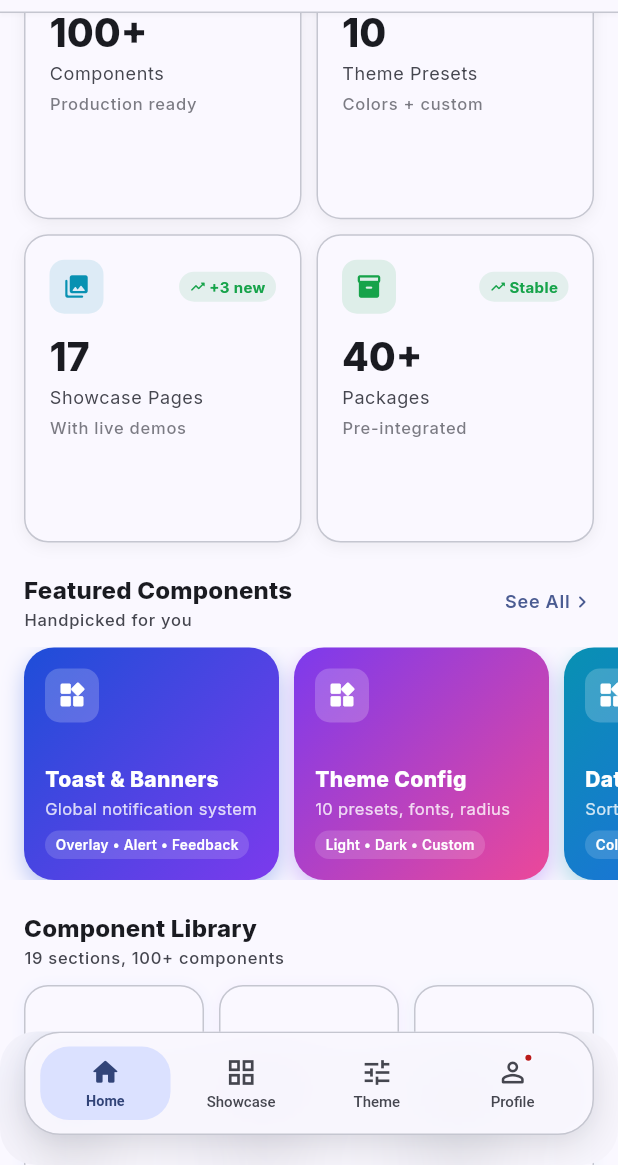
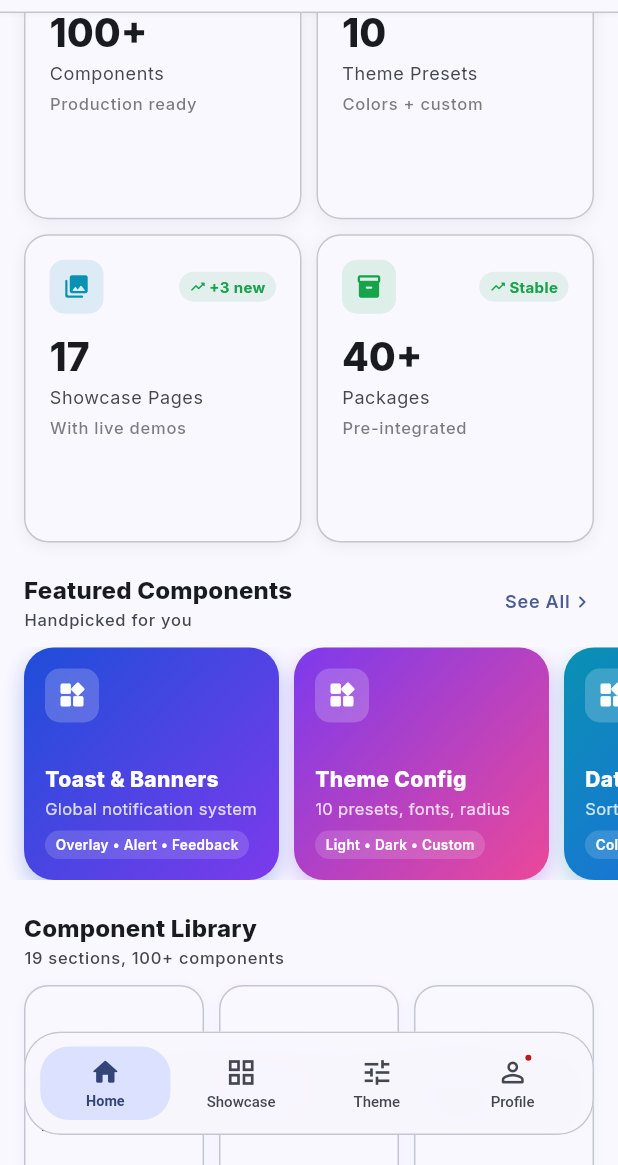
Before and after one commit to ChandanKumar-Singh/flutter_app_enterprise_kit, a Flutter app: the screen it shows after launch, scrolled down 1152 dp, on a phone screen of 412 x 824 dp, the part 71-1236 px from its top. Run offline on Flutter 3.47's test engine with Material 3 defaults, Android fonts, the phone set to English and light mode, and no system bars; drawn by our look-alikes of flutter_animate; our stand-ins replace cached_network_image, chewie, connectivity_plus, dio, fl_chart, flutter_riverpod and 13 more; missing offline and left inert: syncfusion_flutter_pdfviewer.

Commit message:
ui enhancements

```diff
--- a/lib/features/home/home_page.dart
+++ b/lib/features/home/home_page.dart
@@ -146,7 +146,7 @@
                     ).animate().fadeIn(delay: 170.ms, duration: 350.ms),
 
                     // ── Categories
-                    AppSectionHeader(
+                    const AppSectionHeader(
                       title: 'Quick Navigation',
                       subtitle: 'All component sections',
                     ).animate().fadeIn(delay: 200.ms, duration: 350.ms),
@@ -197,7 +197,7 @@
                         .animate().fadeIn(delay: 400.ms, duration: 350.ms),
 
                     // ── Recent / Quick access
-                    AppSectionHeader(
+                    const AppSectionHeader(
                       title: 'Quick Actions',
                     ).animate().fadeIn(delay: 430.ms, duration: 350.ms),
 
@@ -367,16 +367,16 @@
 // ─── Restaurant Style Strip ───────────────────────────────────────────────────
 class _RestaurantStyleStrip extends StatelessWidget {
   static final _items = [
-    _PkgItem('Overlay System', 'Toast • Banner • Dialog', 4.9, '100% safe', RouteNames.showcaseComponents,
-        const [Color(0xFF1D4ED8), Color(0xFF7C3AED)]),
-    _PkgItem('Theme Engine', 'Dynamic colors & dark mode', 4.8, 'Light/Dark', RouteNames.showcaseThemeConfig,
-        const [Color(0xFF7C3AED), Color(0xFFEC4899)]),
-    _PkgItem('Data Components', 'Table • Chart • Paginator', 4.7, 'Sort & filter', RouteNames.showcaseComponents,
-        const [Color(0xFF0891B2), Color(0xFF16A34A)]),
-    _PkgItem('Media Viewer', 'Images • PDF • Hero', 4.6, 'Cached & smooth', RouteNames.showcaseImages,
-        const [Color(0xFFD97706), Color(0xFFDC2626)]),
-    _PkgItem('Forms & Inputs', 'Text • Date • OTP • Select', 4.8, 'Validated', RouteNames.showcaseInputs,
-        const [Color(0xFF16A34A), Color(0xFF0891B2)]),
+    const _PkgItem('Overlay System', 'Toast • Banner • Dialog', 4.9, '100% safe', RouteNames.showcaseComponents,
+        [Color(0xFF1D4ED8), Color(0xFF7C3AED)]),
+    const _PkgItem('Theme Engine', 'Dynamic colors & dark mode', 4.8, 'Light/Dark', RouteNames.showcaseThemeConfig,
+        [Color(0xFF7C3AED), Color(0xFFEC4899)]),
+    const _PkgItem('Data Components', 'Table • Chart • Paginator', 4.7, 'Sort & filter', RouteNames.showcaseComponents,
+        [Color(0xFF0891B2), Color(0xFF16A34A)]),
+    const _PkgItem('Media Viewer', 'Images • PDF • Hero', 4.6, 'Cached & smooth', RouteNames.showcaseImages,
+        [Color(0xFFD97706), Color(0xFFDC2626)]),
+    const _PkgItem('Forms & Inputs', 'Text • Date • OTP • Select', 4.8, 'Validated', RouteNames.showcaseInputs,
+        [Color(0xFF16A34A), Color(0xFF0891B2)]),
   ];
 
   @override
@@ -611,41 +611,41 @@
         crossAxisSpacing: 10,
         childAspectRatio: 0.9,
         children: [
-          AppStatCard(
+          const AppStatCard(
             label: 'Components',
             value: '100+',
             subValue: 'Production ready',
             trend: '+12 new',
             trendUp: true,
             icon: Icons.widgets_rounded,
-            color: const Color(0xFF2563EB),
+            color: Color(0xFF2563EB),
           ).animate().fadeIn(delay: 100.ms).slideX(begin: -0.05),
-          AppStatCard(
+          const AppStatCard(
             label: 'Theme Presets',
             value: '10',
             subValue: 'Colors + custom',
             trend: 'All new',
             trendUp: true,
             icon: Icons.palette_rounded,
-            color: const Color(0xFF7C3AED),
+            color: Color(0xFF7C3AED),
           ).animate().fadeIn(delay: 150.ms).slideX(begin: 0.05),
-          AppStatCard(
+          const AppStatCard(
             label: 'Showcase Pages',
             value: '17',
             subValue: 'With live demos',
             trend: '+3 new',
             trendUp: true,
             icon: Icons.photo_library_rounded,
-            color: const Color(0xFF0891B2),
+            color: Color(0xFF0891B2),
           ).animate().fadeIn(delay: 200.ms).slideX(begin: -0.05),
-          AppStatCard(
+          const AppStatCard(
             label: 'Packages',
             value: '40+',
             subValue: 'Pre-integrated',
             trend: 'Stable',
             trendUp: true,
             icon: Icons.inventory_2_rounded,
-            color: const Color(0xFF16A34A),
+            color: Color(0xFF16A34A),
           ).animate().fadeIn(delay: 250.ms).slideX(begin: 0.05),
         ],
       ),
@@ -656,45 +656,45 @@
 // ─── Featured Scroll ──────────────────────────────────────────────────────────
 class _FeaturedScroll extends StatelessWidget {
   static final _items = [
-    _FeaturedItem(
+    const _FeaturedItem(
       'Toast & Banners',
       'Global notification system',
-      [const Color(0xFF1D4ED8), const Color(0xFF7C3AED)],
+      [Color(0xFF1D4ED8), Color(0xFF7C3AED)],
       RouteNames.showcaseComponents,
       'Overlay • Alert • Feedback',
     ),
-    _FeaturedItem(
+    const _FeaturedItem(
       'Theme Config',
       '10 presets, fonts, radius',
-      [const Color(0xFF7C3AED), const Color(0xFFEC4899)],
+      [Color(0xFF7C3AED), Color(0xFFEC4899)],
       RouteNames.showcaseThemeConfig,
       'Light • Dark • Custom',
     ),
-    _FeaturedItem(
+    const _FeaturedItem(
       'Data Table',
       'Sort, filter, paginate',
-      [const Color(0xFF0891B2), const Color(0xFF2563EB)],
+      [Color(0xFF0891B2), Color(0xFF2563EB)],
       RouteNames.showcaseComponents,
       'Columns • Selection • Sort',
     ),
-    _FeaturedItem(
+    const _FeaturedItem(
       'Asset Viewer',
       'Images, video, files',
-      [const Color(0xFFD97706), const Color(0xFFDC2626)],
+      [Color(0xFFD97706), Color(0xFFDC2626)],
       RouteNames.showcaseImages,
       'Gallery • Hero • Cache',
     ),
-    _FeaturedItem(
+    const _FeaturedItem(
       'Pagination',
       'Any list or grid',
-      [const Color(0xFF16A34A), const Color(0xFF0891B2)],
+      [Color(0xFF16A34A), Color(0xFF0891B2)],
       RouteNames.showcaseComponents,
       'Infinite • Refresh • Skeleton',
     ),
-    _FeaturedItem(
+    const _FeaturedItem(
       'UI Kit',
       'Product cards, promo banners',
-      [const Color(0xFFEC4899), const Color(0xFFD97706)],
+      [Color(0xFFEC4899), Color(0xFFD97706)],
       RouteNames.showcaseUiKit,
       'Cards • Nav • Banners',
     ),
@@ -1034,16 +1034,16 @@
 
 // ─── Component Categories (used in AppFoodCategoryWheel) ─────────────────────
 final _componentCategories = [
-  AppFoodCategory(label: 'Buttons', icon: Icons.smart_button_rounded, color: const Color(0xFF2563EB)),
-  AppFoodCategory(label: 'Cards', icon: Icons.credit_card_rounded, color: const Color(0xFF7C3AED)),
-  AppFoodCategory(label: 'Dialogs', icon: Icons.open_in_new_rounded, color: const Color(0xFF0891B2)),
-  AppFoodCategory(label: 'Inputs', icon: Icons.text_fields_rounded, color: const Color(0xFF16A34A)),
-  AppFoodCategory(label: 'Charts', icon: Icons.bar_chart_rounded, color: const Color(0xFFD97706)),
-  AppFoodCategory(label: 'Themes', icon: Icons.palette_rounded, color: const Color(0xFFDC2626)),
-  AppFoodCategory(label: 'Media', icon: Icons.image_rounded, color: const Color(0xFF4F46E5)),
-  AppFoodCategory(label: 'Overlays', icon: Icons.layers_rounded, color: const Color(0xFFEC4899)),
-  AppFoodCategory(label: 'Loaders', icon: Icons.hourglass_top_rounded, color: const Color(0xFF64748B)),
-  AppFoodCategory(label: 'Food UI', icon: Icons.restaurant_rounded, color: const Color(0xFFDC2626)),
+  const AppFoodCategory(label: 'Buttons', icon: Icons.smart_button_rounded, color: Color(0xFF2563EB)),
+  const AppFoodCategory(label: 'Cards', icon: Icons.credit_card_rounded, color: Color(0xFF7C3AED)),
+  const AppFoodCategory(label: 'Dialogs', icon: Icons.open_in_new_rounded, color: Color(0xFF0891B2)),
+  const AppFoodCategory(label: 'Inputs', icon: Icons.text_fields_rounded, color: Color(0xFF16A34A)),
+  const AppFoodCategory(label: 'Charts', icon: Icons.bar_chart_rounded, color: Color(0xFFD97706)),
+  const AppFoodCategory(label: 'Themes', icon: Icons.palette_rounded, color: Color(0xFFDC2626)),
+  const AppFoodCategory(label: 'Media', icon: Icons.image_rounded, color: Color(0xFF4F46E5)),
+  const AppFoodCategory(label: 'Overlays', icon: Icons.layers_rounded, color: Color(0xFFEC4899)),
+  const AppFoodCategory(label: 'Loaders', icon: Icons.hourglass_top_rounded, color: Color(0xFF64748B)),
+  const AppFoodCategory(label: 'Food UI', icon: Icons.restaurant_rounded, color: Color(0xFFDC2626)),
 ];
 
 // ─── Promo Banner Data ────────────────────────────────────────────────────────
--- a/lib/shared/widgets/images/app_image.dart
+++ b/lib/shared/widgets/images/app_image.dart
@@ -285,7 +285,7 @@
         break;
     }
 
-    Widget image = provider != null
+    final Widget image = provider != null
         ? InteractiveViewer(
             child: Hero(
               tag: heroTag ?? url ?? assetPath ?? 'full_image',
@@ -301,7 +301,7 @@
         foregroundColor: Colors.white,
         elevation: 0,
         leading: IconButton(
-          icon: const Icon(Icons.close),
+          icon: const Icon(Icons.close, color: Colors.white),
           onPressed: () => Navigator.pop(context),
         ),
       ),
--- a/lib/shared/widgets/navigation/app_bottom_nav.dart
+++ b/lib/shared/widgets/navigation/app_bottom_nav.dart
@@ -46,7 +46,6 @@
     final isDark = Theme.of(context).brightness == Brightness.dark;
 
     Widget nav = Container(
-      margin: margin,
       padding: const EdgeInsets.symmetric(horizontal: 8, vertical: 8),
       decoration: BoxDecoration(
         color: isDark
@@ -55,7 +54,6 @@
         borderRadius: BorderRadius.circular(AppSpacing.radiusXxl),
         border: Border.all(
           color: isDark ? cs.outlineVariant.withOpacity(0.5) : cs.outlineVariant,
-          width: 1,
         ),
         boxShadow: [
           BoxShadow(
@@ -93,6 +91,13 @@
           filter: ImageFilter.blur(sigmaX: 20, sigmaY: 20),
           child: nav,
         ),
+      );
+    }
+
+    if (margin != EdgeInsets.zero) {
+      nav = Padding(
+        padding: margin,
+        child: nav,
       );
     }
 
@@ -266,7 +271,6 @@
     return Padding(
       padding: padding,
       child: Row(
-        crossAxisAlignment: CrossAxisAlignment.center,
         children: [
           if (leading != null) ...[leading!, const SizedBox(width: 10)],
           Expanded(
```
